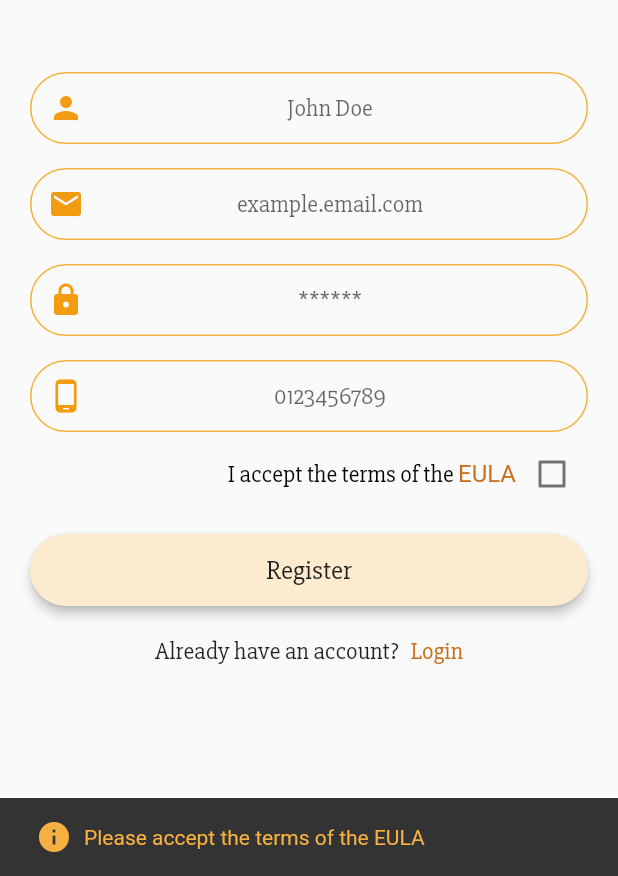
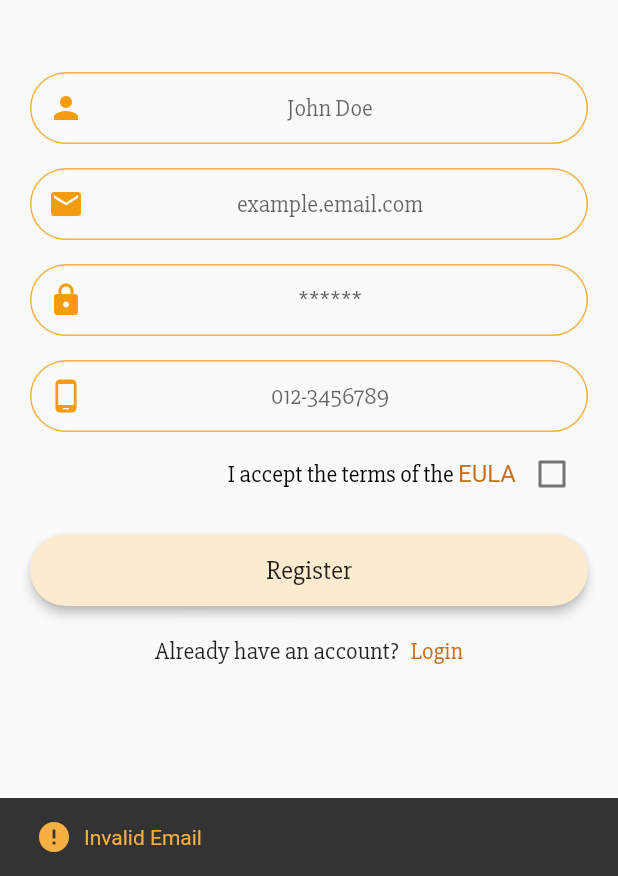
Before and after one commit to waynntoh/dropbites, a Flutter app: the RegisterView screen opened by its route, after a tap on "Register", on a phone screen of 412 x 824 dp, the part 360-1236 px from its top. Run offline on Flutter 3.47's test engine with Material 2 defaults, Android fonts, the phone set to English and light mode, and no system bars; our stand-ins replace animated_text_kit, flutter_spinkit, shared_preferences; accounts and stored records are empty.

Commit message:
Registration & Login

```diff
--- /dev/null
+++ b/lib/utils/user.dart
@@ -0,0 +1,23 @@
+class User {
+  String fullName;
+  String email;
+  String phoneNumber;
+
+  User({this.fullName, this.email, this.phoneNumber});
+
+  void setName(String _fullName) {
+    fullName = _fullName;
+  }
+
+  void setEmail(String _email) {
+    email = _email;
+  }
+
+  void setPhoneNumber(String _phoneNumber) {
+    phoneNumber = _phoneNumber;
+  }
+
+  get gFullName => fullName;
+  get gEmail => email;
+  get gPhoneNumber => phoneNumber;
+}
--- a/lib/views/register_view.dart
+++ b/lib/views/register_view.dart
@@ -34,7 +34,30 @@ class _RegisterViewState extends State<RegisterView> {
     });
   }
 
+  bool emailIsValid(String email) {
+    return RegExp(r"^[a-zA-Z0-9.]+@[a-zA-Z0-9]+\.[a-zA-Z]+").hasMatch(email);
+  }
+
+  bool phoneNumberIsValid(String phoneNumber) {
+    return RegExp(r"^(?:[+0]9)?[0-9]{10}$").hasMatch(phoneNumber);
+  }
+
   void _register() {
+    // Check for valid email & phone number
+    if (!emailIsValid(emailController.text)) {
+      CustomSnackbar.showSnackbar(
+          text: 'Invalid Email',
+          scaffoldKey: RegisterView.scaffoldKey,
+          iconData: Icons.error);
+      return;
+    } else if (!phoneNumberIsValid(phoneNumberController.text)) {
+      CustomSnackbar.showSnackbar(
+          text: 'Invalid Phone Number',
+          scaffoldKey: RegisterView.scaffoldKey,
+          iconData: Icons.error);
+      return;
+    }
+
     // Show EulaDialog only if eula is not agreed
     if (!eulaAgreed) {
       CustomSnackbar.showSnackbar(
@@ -62,6 +85,7 @@ class _RegisterViewState extends State<RegisterView> {
       "password": password,
       "phone_number": phoneNumber,
     }).then((res) {
+      print(res.body);
       if (res.body == "Registration Successful") {
         CustomSnackbar.showSnackbar(
             text: 'Registration Successful',
@@ -175,7 +199,7 @@ class _RegisterViewState extends State<RegisterView> {
                       controller: phoneNumberController,
                       textAlign: TextAlign.center,
                       decoration: kTextFieldDecoration.copyWith(
-                        hintText: '0123456789',
+                        hintText: '012-3456789',
                         prefixIcon: Icon(Icons.phone_android, color: kOrange4),
                       ),
                     ),
--- a/pubspec.yaml
+++ b/pubspec.yaml
@@ -15,6 +15,7 @@ dependencies:
   animated_text_kit: ^2.0.0
   flutter_spinkit: ^4.1.2
   http: ^0.12.0+4
+  provider: ^4.0.4
 
 dev_dependencies:
   flutter_test:
```
Also changed, not shown: lib/main.dart (+6 -1 lines), pubspec.lock.
